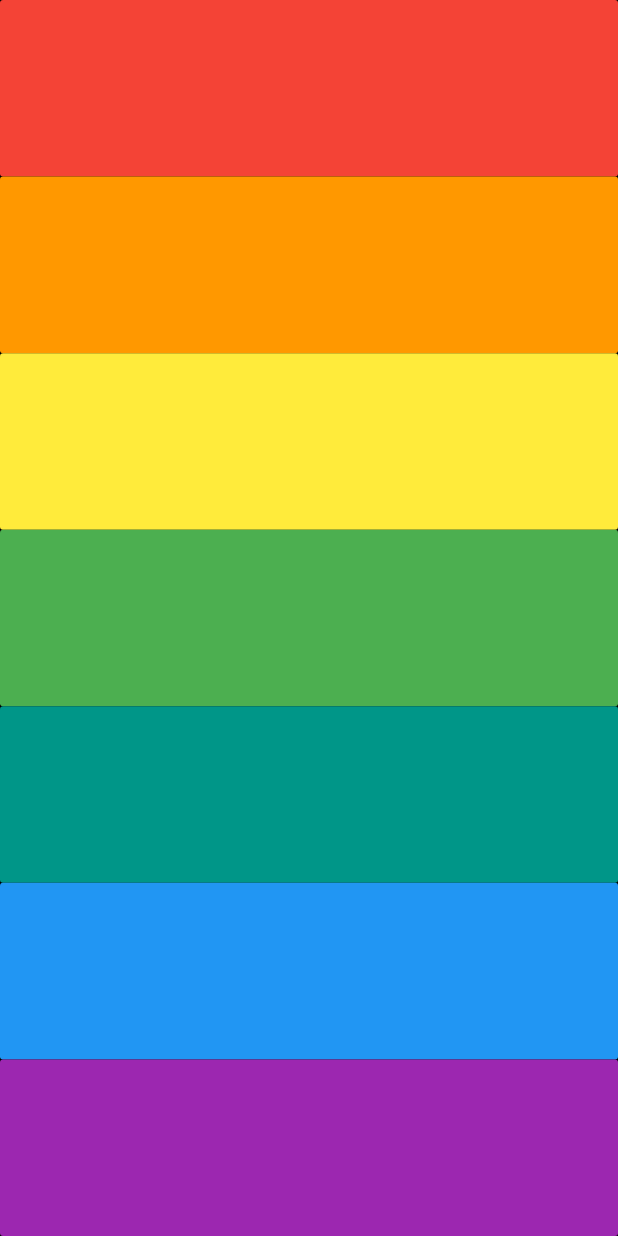
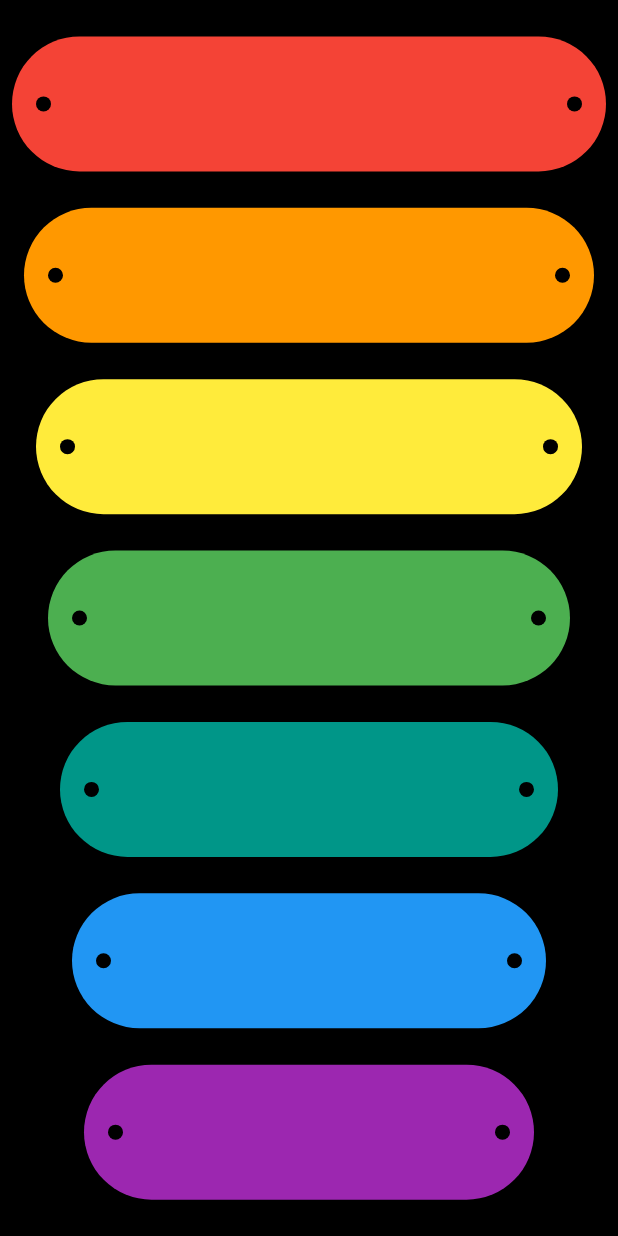
Before and after one commit to leandro32x/xylophone-flutter, a Flutter app: the screen it shows after launch, on a phone screen of 412 x 824 dp. Run offline on Flutter 3.47's test engine with Material 2 defaults, Android fonts, the phone set to English and light mode, and no system bars; our stand-ins replace audioplayers.

Commit message:
Final touches

```diff
--- a/lib/main.dart
+++ b/lib/main.dart
@@ -1,5 +1,7 @@
 import 'package:audioplayers/audio_cache.dart';
+import 'package:flutter/cupertino.dart';
 import 'package:flutter/material.dart';
+import 'package:flutter/painting.dart';
 
 void main() => runApp(XylophoneApp());
 
@@ -10,12 +12,32 @@ class XylophoneApp extends StatelessWidget {
   }
 
   Widget buildKey({Color keyColor, int keySound}) {
-    return Expanded(
-      child: FlatButton(
-        color: keyColor,
-        onPressed: () {
-          playSound(keySound);
-        },
+    return Container(
+      margin: EdgeInsets.fromLTRB(
+          keySound.toDouble() * 8, 0, keySound.toDouble() * 8, 0),
+      child: SizedBox(
+        height: 90,
+        child: FlatButton(
+          shape:
+              RoundedRectangleBorder(borderRadius: BorderRadius.circular(50)),
+          color: keyColor,
+          onPressed: () {
+            playSound(keySound);
+          },
+          child: Row(
+            mainAxisAlignment: MainAxisAlignment.spaceBetween,
+            children: [
+              CircleAvatar(
+                backgroundColor: Colors.black,
+                radius: 5.0,
+              ),
+              CircleAvatar(
+                backgroundColor: Colors.black,
+                radius: 5.0,
+              ),
+            ],
+          ),
+        ),
       ),
     );
   }
@@ -27,7 +49,7 @@ class XylophoneApp extends StatelessWidget {
         backgroundColor: Colors.black,
         body: SafeArea(
           child: Column(
-            crossAxisAlignment: CrossAxisAlignment.stretch,
+            mainAxisAlignment: MainAxisAlignment.spaceEvenly,
             children: [
               buildKey(keyColor: Colors.red, keySound: 1),
               buildKey(keyColor: Colors.orange, keySound: 2),
```
Also changed, not shown: 2 other files.
